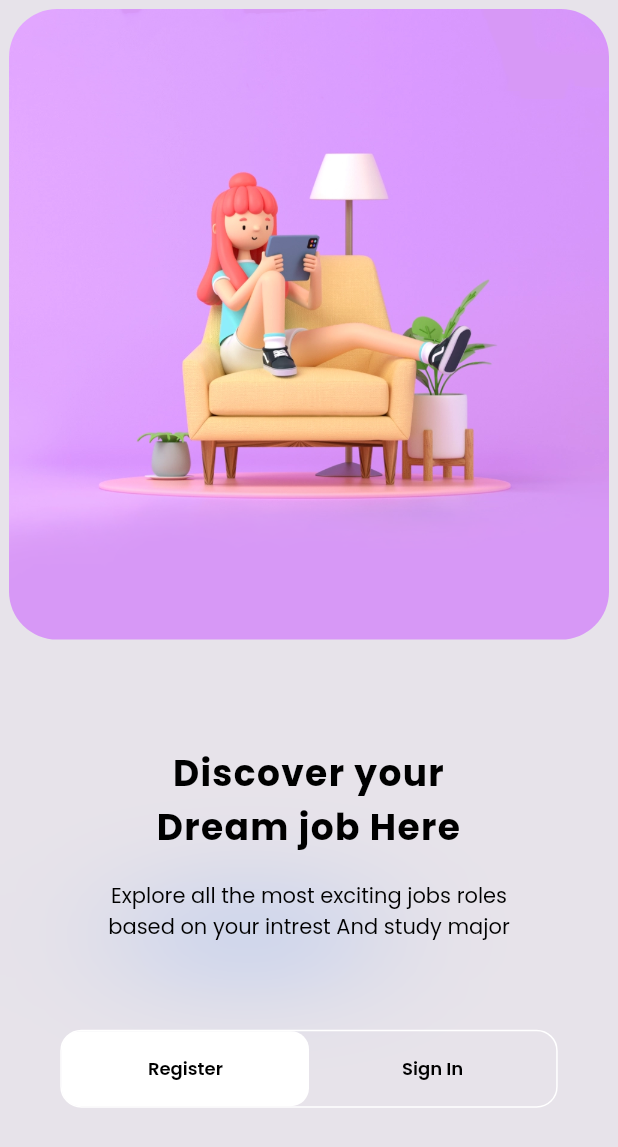
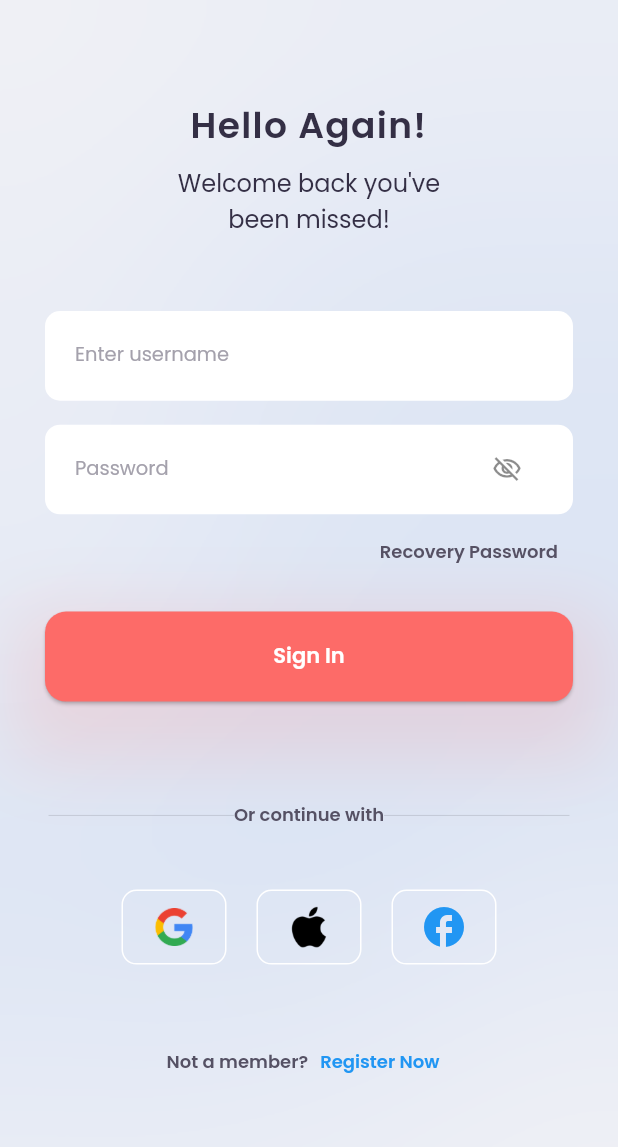
Before and after one commit to Harsh8833/login_signup, a Flutter app: the screen it shows after launch, after a tap on "Sign In", on a phone screen of 412 x 824 dp. Shown: the top 1147 px of the screen. Run offline on Flutter 3.47's test engine with Material 2 defaults, Android fonts, the phone set to English and light mode, and no system bars; our stand-ins replace firebase_core, flutter_svg; accounts and stored records are empty.

Commit message:
ui update

```diff
--- a/lib/cofig/colors.dart
+++ b/lib/cofig/colors.dart
@@ -3,8 +3,10 @@ import 'package:flutter/cupertino.dart';
 class AppColor {
   static const primary = Color(0xFFFD6B68);
   static const secondary = Color(0xFFD798F6);
-  static const frostedBackgroundColor = Color(0x303782F1);
-  static const background = Color(0xFFE7E3EA);
-  static const black = Color(0xFF000000);
+  static const frostedBackgroundColor = Color(0xF13782F1);
+  static const background = Color(0x50E7E3EA);
+  static const black = Color(0xFF342F45);
+  static const grey = Color(0xFFA4A1AC);
+  static const darkGrey = Color(0xFF555164);
   static const white = Color(0xFFFFFFFF);
 }
--- a/lib/cofig/textstyles.dart
+++ b/lib/cofig/textstyles.dart
@@ -2,20 +2,45 @@ import 'package:flutter/material.dart';
 import 'package:login_signup/cofig/colors.dart';
 
 class AppTextStyle {
-  static const buttonLight = TextStyle(fontSize: 20, color: AppColor.white);
+  static const buttonLight = TextStyle(
+    fontSize: 14,
+    fontWeight: FontWeight.w600,
+    color: AppColor.white,
+  );
   static const buttonDark = TextStyle(
     fontSize: 12,
     fontWeight: FontWeight.w600,
     color: AppColor.black,
   );
   static const displayLarge = TextStyle(
+    fontSize: 24,
+    color: AppColor.black,
+    fontWeight: FontWeight.bold,
+  );
+  static const displayMedium = TextStyle(
       fontSize: 24,
       color: AppColor.black,
-      fontWeight: FontWeight.bold,
+      fontWeight: FontWeight.w600,
       letterSpacing: 0.9);
   static const displaySmall = TextStyle(
     fontSize: 14,
     color: AppColor.black,
     fontWeight: FontWeight.normal,
   );
+  static const bodyMedium = TextStyle(
+    fontSize: 16,
+    color: AppColor.black,
+    fontWeight: FontWeight.normal,
+  );
+  static const bodySmall = TextStyle(
+    fontSize: 12,
+    color: AppColor.darkGrey,
+    fontWeight: FontWeight.w600,
+  );
+
+  static const labelStyle = TextStyle(
+    fontSize: 13,
+    color: AppColor.grey,
+    fontWeight: FontWeight.w500,
+  );
 }
--- a/lib/main.dart
+++ b/lib/main.dart
@@ -1,9 +1,12 @@
+import 'package:firebase_core/firebase_core.dart';
 import 'package:flutter/material.dart';
+import 'package:flutter/services.dart';
 import 'package:login_signup/cofig/colors.dart';
 import 'package:login_signup/view/pages/onboarding_page.dart';
 
-void main() {
+Future<void> main() async {
   runApp(const MyApp());
+  //await Firebase.initializeApp();
 }
 
 class MyApp extends StatelessWidget {
--- a/lib/view/pages/login_page.dart
+++ b/lib/view/pages/login_page.dart
@@ -0,0 +1,162 @@
+import 'package:flutter/cupertino.dart';
+import 'package:flutter/material.dart';
+import 'package:flutter/src/foundation/key.dart';
+import 'package:flutter/src/widgets/framework.dart';
+import 'package:login_signup/cofig/colors.dart';
+import 'package:login_signup/cofig/textstyles.dart';
+import 'package:login_signup/view/pages/register_page.dart';
+import 'package:login_signup/view/pages/social_button.dart';
+import 'package:login_signup/view/widgets/buttons.dart';
+import 'package:login_signup/view/widgets/frostedBg.dart';
+import 'package:login_signup/view/widgets/input_container.dart';
+
+TextEditingController emailController = TextEditingController();
+TextEditingController passController = TextEditingController();
+
+class LoginPage extends StatelessWidget {
+  const LoginPage({Key? key}) : super(key: key);
+
+  @override
+  Widget build(BuildContext context) {
+    final totalWidth = MediaQuery.of(context).size.width;
+    final totalHeight = MediaQuery.of(context).size.height;
+    return Scaffold(
+      body: FrostedBackground(
+          child: SafeArea(
+        child: SingleChildScrollView(
+          physics: const BouncingScrollPhysics(),
+          child: Column(children: [
+            SizedBox(
+              height: totalHeight * .08,
+            ),
+            const Text(
+              "Hello Again!",
+              textAlign: TextAlign.center,
+              style: AppTextStyle.displayMedium,
+            ),
+            SizedBox(
+              height: totalHeight * .01,
+            ),
+            const Text(
+              "Welcome back you've\nbeen missed!",
+              textAlign: TextAlign.center,
+              style: AppTextStyle.bodyMedium,
+            ),
+            SizedBox(
+              height: totalHeight * .05,
+            ),
+            InputContainer(
+              child: TextField(
+                controller: emailController,
+                textInputAction: TextInputAction.next,
+                decoration: const InputDecoration(
+                  border: InputBorder.none,
+                  labelText: 'Enter username',
+                  labelStyle: AppTextStyle.labelStyle,
+                  floatingLabelStyle: TextStyle(color: AppColor.primary),
+                ),
+              ),
+            ),
+            InputContainer(
+              child: TextField(
+                controller: passController,
+                obscureText: true,
+                textInputAction: TextInputAction.done,
+                decoration: const InputDecoration(
+                    border: InputBorder.none,
+                    labelText: 'Password',
+                    labelStyle: AppTextStyle.labelStyle,
+                    floatingLabelStyle: TextStyle(color: AppColor.primary),
+                    suffixIcon: Icon(
+                      Icons.visibility_off_outlined,
+                      size: 20,
+                    )),
+              ),
+            ),
+            SizedBox(
+              height: totalHeight * .01,
+            ),
+            Row(
+              mainAxisAlignment: MainAxisAlignment.end,
+              children: [
+                GestureDetector(
+                  onTap: () {},
+                  child: const Text(
+                    "Recovery Password",
+                    style: AppTextStyle.bodySmall,
+                  ),
+                ),
+                const SizedBox(
+                  width: 40,
+                )
+              ],
+            ),
+            SizedBox(
+              height: totalHeight * .025,
+            ),
+            AppButton(
+              text: "Sign In",
+              onTap: () {},
+            ),
+            SizedBox(
+              height: totalHeight * .02,
+            ),
+            Row(mainAxisAlignment: MainAxisAlignment.center, children: [
+              SizedBox(width: totalWidth * 0.3, child: const Divider()),
+              const Text(
+                "Or continue with",
+                style: AppTextStyle.bodySmall,
+              ),
+              SizedBox(
+                height: totalHeight * 0.12,
+              ),
+              SizedBox(width: totalWidth * 0.3, child: const Divider()),
+            ]),
+            Row(mainAxisAlignment: MainAxisAlignment.center, children: [
+              SocialButton(
+                  onTap: () {},
+                  icon: Image.asset(
+                    'assets/google_icon.png',
+                    height: 25,
+                  )),
+              SocialButton(
+                  onTap: () {},
+                  icon: Image.asset(
+                    'assets/apple_icon.png',
+                    height: 28,
+                  )),
+              SocialButton(
+                  onTap: () {},
+                  icon: const Icon(
+                    Icons.facebook,
+                    color: Colors.blue,
+                    size: 32,
+                  )),
+            ]),
+            SizedBox(
+              height: totalHeight * 0.05,
+            ),
+            Row(
+              mainAxisAlignment: MainAxisAlignment.center,
+              children: [
+                const Text("Not a member?", style: AppTextStyle.bodySmall),
+                TextButton(
+                    onPressed: () {
+                      Navigator.pushReplacement(
+                          context,
+                          MaterialPageRoute(
+                              builder: (context) => const RegisterPage()));
+                    },
+                    child: const Text(
+                      "Register Now",
+                      style:
+                          TextStyle(fontSize: 12, fontWeight: FontWeight.w600),
+                    ))
+              ],
+            )
+          ]),
+        ),
+      )),
+    );
+  }
+}
--- a/lib/view/pages/onboarding_page.dart
+++ b/lib/view/pages/onboarding_page.dart
@@ -2,6 +2,8 @@ import 'package:flutter/material.dart';
 import 'package:login_signup/cofig/colors.dart';
 import 'package:login_signup/cofig/dimens.dart';
 import 'package:login_signup/cofig/textstyles.dart';
+import 'package:login_signup/view/pages/login_page.dart';
+import 'package:login_signup/view/pages/register_page.dart';
 import 'package:login_signup/view/widgets/frostedBg.dart';
 
 class OnBoardingPage extends StatelessWidget {
@@ -12,9 +14,10 @@ class OnBoardingPage extends StatelessWidget {
     final totalWidth = MediaQuery.of(context).size.width;
     final totalHeight = MediaQuery.of(context).size.height;
     return Scaffold(
-      backgroundColor: AppColor.background,
       body: FrostedBackground(
+        child: SafeArea(
           child: SingleChildScrollView(
+            physics: const BouncingScrollPhysics(),
             child: Center(
               child: Column(children: [
                 Padding(
@@ -49,13 +52,18 @@ class OnBoardingPage extends StatelessWidget {
                   height: 52,
                   decoration: BoxDecoration(
                       borderRadius: BorderRadius.circular(14),
-                    border: Border.all(color: AppColor.white)),
+                      border: Border.all(color: AppColor.white, width: 2)),
                   child: Row(
                     mainAxisSize: MainAxisSize.min,
                     mainAxisAlignment: MainAxisAlignment.center,
                     children: [
                       MaterialButton(
-                      onPressed: () {},
+                        onPressed: () {
+                          Navigator.push(
+                              context,
+                              MaterialPageRoute(
+                                  builder: (context) => const RegisterPage()));
+                        },
                         color: AppColor.white,
                         height: 52,
                         minWidth: totalWidth * .4,
@@ -70,7 +78,12 @@ class OnBoardingPage extends StatelessWidget {
                         ),
                       ),
                       MaterialButton(
-                      onPressed: () {},
+                        onPressed: () {
+                          Navigator.push(
+                              context,
+                              MaterialPageRoute(
+                                  builder: (context) => const LoginPage()));
+                        },
                         height: 52,
                         minWidth: totalWidth * .4,
                         shape: RoundedRectangleBorder(
@@ -88,6 +101,7 @@ class OnBoardingPage extends StatelessWidget {
             ),
           ),
         ),
+      ),
     );
   }
 }
--- /dev/null
+++ b/lib/view/pages/social_button.dart
@@ -0,0 +1,27 @@
+import 'package:flutter/material.dart';
+import 'package:flutter_svg/flutter_svg.dart';
+import 'package:login_signup/cofig/colors.dart';
+
+class SocialButton extends StatelessWidget {
+  final onTap;
+  final icon;
+  const SocialButton({Key? key, required this.onTap, required this.icon})
+      : super(key: key);
+
+  @override
+  Widget build(BuildContext context) {
+    return Container(
+      height: 50,
+      width: 70,
+      margin: const EdgeInsets.symmetric(horizontal: 10),
+      decoration: BoxDecoration(
+          borderRadius: BorderRadius.circular(10),
+          border: Border.all(color: Colors.white, width: 1)),
+      child: MaterialButton(
+        shape: RoundedRectangleBorder(borderRadius: BorderRadius.circular(12)),
+        onPressed: onTap,
+        child: icon,
+      ),
+    );
+  }
+}
--- a/lib/view/widgets/frostedBg.dart
+++ b/lib/view/widgets/frostedBg.dart
@@ -15,9 +15,28 @@ class FrostedBackground extends StatelessWidget {
 
     return Stack(
       children: [
+        SizedBox.expand(
+          child: Container(color: AppColor.background),
+        ),
         Positioned(
           bottom: totalHeight * .2,
           left: totalWidth * 0.2,
+          child: SvgPicture.asset(
+            "assets/RRect_fill.svg",
+            color: AppColor.frostedBackgroundColor,
+          ),
+        ),
+        Positioned(
+          top: totalHeight * .2,
+          right: totalWidth * 0.2,
+          child: SvgPicture.asset(
+            "assets/RRect_fill.svg",
+            color: AppColor.frostedBackgroundColor,
+          ),
+        ),
+        Positioned(
+          top: totalHeight * .5,
+          right: totalWidth * 0.2,
           child: SvgPicture.asset(
             "assets/RRect_fill.svg",
             color: AppColor.frostedBackgroundColor,
@@ -27,7 +46,7 @@ class FrostedBackground extends StatelessWidget {
           height: totalHeight,
           width: totalWidth,
           child: BackdropFilter(
-            filter: ImageFilter.blur(sigmaX: 50, sigmaY: 30),
+            filter: ImageFilter.blur(sigmaX: 150, sigmaY: 130),
             child: SizedBox(
               height: totalHeight,
             ),
--- /dev/null
+++ b/lib/view/widgets/input_container.dart
@@ -0,0 +1,19 @@
+import 'package:flutter/material.dart';
+
+class InputContainer extends StatelessWidget {
+  final Widget child;
+  const InputContainer({Key? key, required this.child}) : super(key: key);
+
+  @override
+  Widget build(BuildContext context) {
+    return Container(
+      padding: const EdgeInsets.symmetric(horizontal: 20, vertical: 0),
+      margin: const EdgeInsets.symmetric(horizontal: 30, vertical: 8),
+      decoration: BoxDecoration(
+        color: Colors.white,
+        borderRadius: BorderRadius.circular(10),
+      ),
+      child: child,
+    );
+  }
+}
--- a/pubspec.yaml
+++ b/pubspec.yaml
@@ -35,6 +35,7 @@ dependencies:
   # Use with the CupertinoIcons class for iOS style icons.
   cupertino_icons: ^1.0.2
   flutter_svg: ^1.1.3
+  firebase_core: ^1.20.0
 
 dev_dependencies:
   flutter_test:
```
Also changed, not shown: lib/view/pages/register_page.dart (+149 -0 lines), assets/RRect_fill.svg, assets/apple_icon.png (added), assets/google_icon.png (added), assets/google_icon.svg (added), lib/firebase_options.dart (added), pubspec.lock, 6 other files. Lines whose indentation alone changed are shown as unchanged.
